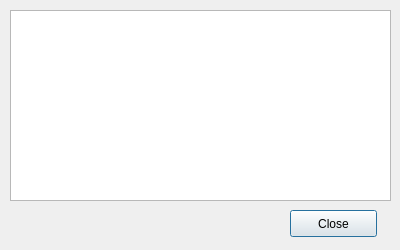
Above: src/windows/ui/license.ui from OpenShot/openshot-qt before the change. Below: the same form after it.
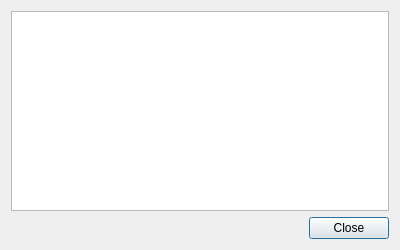
That is the form after the change. Icons and pictures are not drawn.

Commit message: Modified the layout of this two dialog. So, now they can be extended without any visual problems.

Patch:
```diff
--- a/src/windows/ui/license.ui
+++ b/src/windows/ui/license.ui
@@ -17,15 +17,27 @@
    <iconset>
     <normaloff>../../../xdg/openshot.svg</normaloff>../../../xdg/openshot.svg</iconset>
   </property>
+  <layout class="QVBoxLayout" name="verticalLayout">
+   <item>
+    <widget class="QTextBrowser" name="textBrowser"/>
+   </item>
+   <item>
+    <layout class="QHBoxLayout" name="horizontalLayout">
+     <item>
+      <spacer name="horizontalSpacer">
+       <property name="orientation">
+        <enum>Qt::Horizontal</enum>
+       </property>
+       <property name="sizeHint" stdset="0">
+        <size>
+         <width>268</width>
+         <height>20</height>
+        </size>
+       </property>
+      </spacer>
+     </item>
+     <item>
   <widget class="QPushButton" name="btnclose">
-   <property name="geometry">
-    <rect>
-     <x>290</x>
-     <y>210</y>
-     <width>87</width>
-     <height>27</height>
-    </rect>
-   </property>
    <property name="locale">
     <locale language="English" country="UnitedStates"/>
    </property>
@@ -33,16 +45,10 @@
     <string>Close</string>
    </property>
   </widget>
-  <widget class="QTextBrowser" name="textBrowser">
-   <property name="geometry">
-    <rect>
-     <x>10</x>
-     <y>10</y>
-     <width>381</width>
-     <height>191</height>
-    </rect>
-   </property>
-  </widget>
+     </item>
+    </layout>
+   </item>
+  </layout>
  </widget>
  <resources/>
  <connections>
```
Lines whose indentation alone changed are shown as unchanged. The commit also changes 1 other file.
